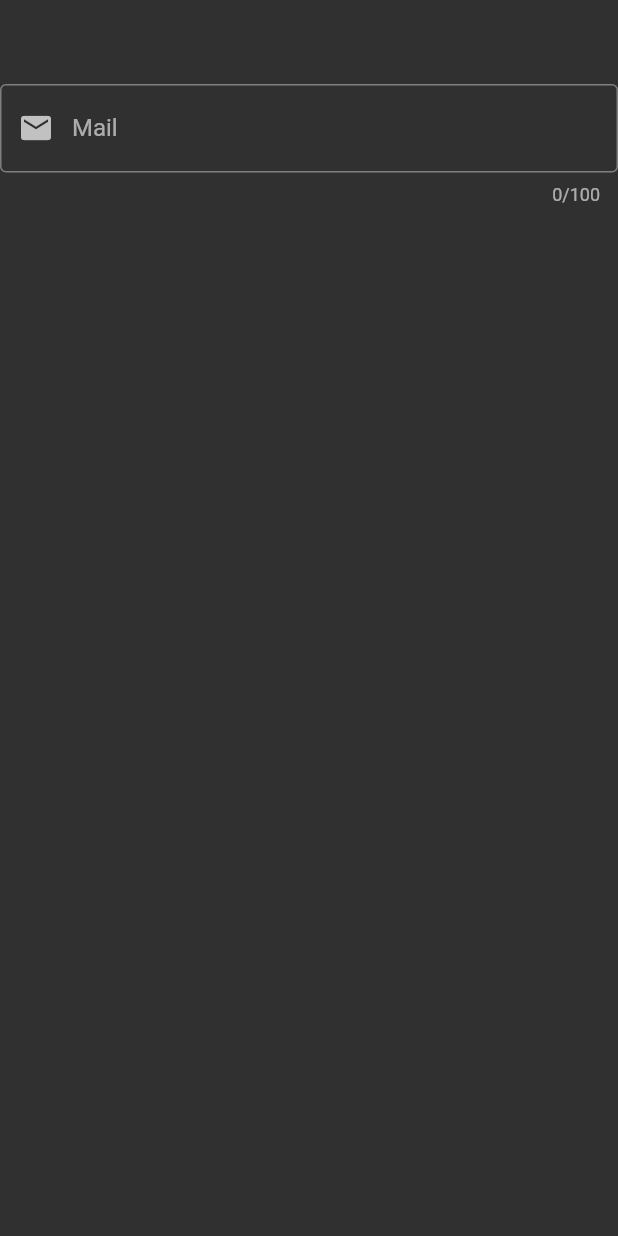
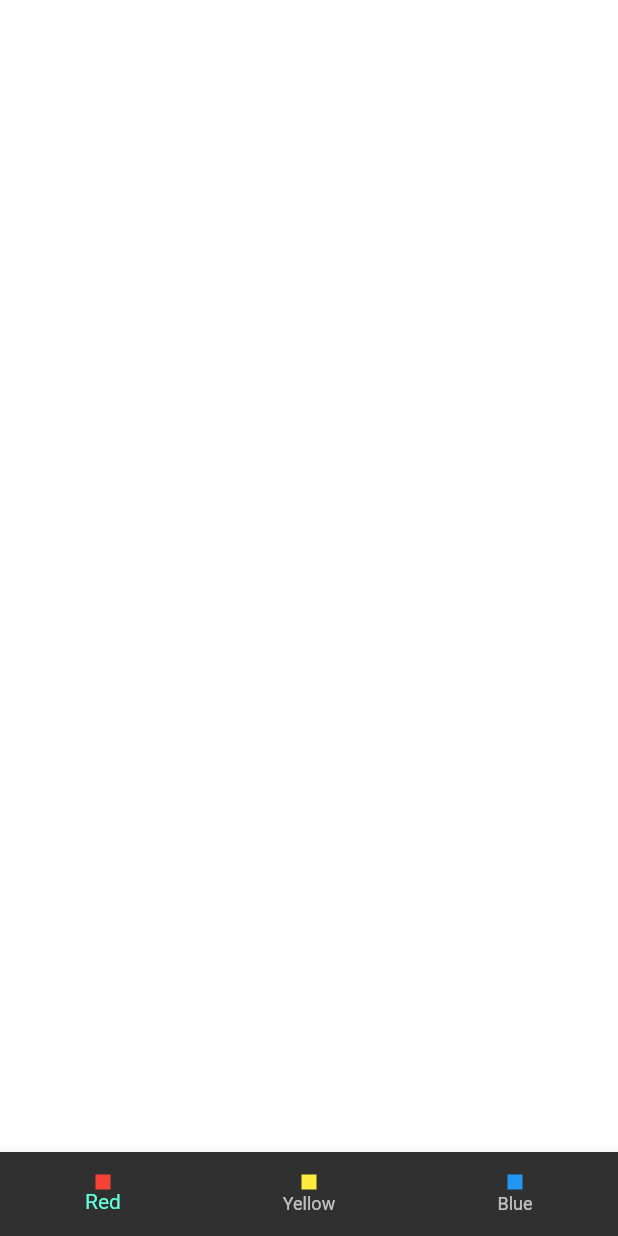
Before and after one commit to batucoban/flutter_ilk_deneme, a Flutter app: the screen it shows after launch, on a phone screen of 412 x 824 dp. Run offline on Flutter 3.47's test engine with Material 2 defaults, Android fonts, the phone set to English and light mode, and no system bars.

Commit message:
color view sayfası
renk değiştirme işlemleri

```diff
--- /dev/null
+++ b/lib/01/color_demos_view.dart
@@ -0,0 +1,74 @@
+import 'package:flutter/material.dart';
+
+class ColorDemos extends StatefulWidget {
+  const ColorDemos({super.key});
+
+  @override
+  State<ColorDemos> createState() => _ColorDemosState();
+}
+
+class _ColorDemosState extends State<ColorDemos> {
+
+  //var _MyColors2 = [Colors.red, Colors.yellow, Colors.blue];
+  Color? _backgroundColor = Colors.transparent;
+
+  void changeBackgroundColor(Color color){
+    setState(() {
+      _backgroundColor = color;
+    });
+  }
+
+  @override
+  Widget build(BuildContext context) {
+    return Scaffold(
+      backgroundColor: _backgroundColor,
+      bottomNavigationBar: BottomNavigationBar(
+        onTap: _colorOnTap,
+        items: const [
+        BottomNavigationBarItem(
+          icon: _ColorContainer(color: Colors.red),
+          label: 'Red'
+          ),
+        BottomNavigationBarItem(
+          icon: _ColorContainer(color: Colors.yellow),
+          label: 'Yellow'
+          ),
+          BottomNavigationBarItem(
+          icon: _ColorContainer(color: Colors.blue),
+          label: 'Blue'
+          ),
+      ]),
+    );
+  }
+
+  void _colorOnTap(int value) {
+        if(value == _MyColors.red.index){
+          changeBackgroundColor(Colors.red);
+        }
+        else if(value == _MyColors.yellow.index){
+          changeBackgroundColor(Colors.yellow);
+        }
+        else if(value == _MyColors.blue.index){
+          changeBackgroundColor(Colors.blue);
+        }
+      }
+}
+
+enum _MyColors {red, yellow, blue}
+
+
+class _ColorContainer extends StatelessWidget {
+  const _ColorContainer({
+    super.key, required this.color
+  });
+  final Color color;
+
+  @override
+  Widget build(BuildContext context) {
+    return Container(
+    color: color,
+    width: 10,
+    height: 10,
+    );
+  }
+}
--- a/lib/main.dart
+++ b/lib/main.dart
@@ -1,43 +1,8 @@
 import 'package:flutter/material.dart';
 import 'package:flutter/services.dart';
 
-// ignore: unused_import
-import '01/app_bar.dart';
-// ignore: unused_import
-import '01/button_deneme.dart';
-// ignore: unused_import
-import '01/card_deneme.dart';
-// ignore: unused_import
-import '01/color_deneme.dart';
-// ignore: unused_import
-import '01/column_row.dart';
-// ignore: unused_import
-import '01/container_sized.dart';
-// ignore: unused_import
-import '01/costom_widget.dart';
-// ignore: unused_import
-import '01/first_scene.dart';
-// ignore: unused_import
-import '01/icon_deneme.dart';
-// ignore: unused_import
-import '01/image_deneme.dart';
-// ignore: unused_import
-import '01/indicator_deneme.dart';
-// ignore: unused_import
-import '01/list_tile_deneme.dart';
-// ignore: unused_import
-import '01/padding_deneme.dart';
-// ignore: unused_import
-import '01/page_view.dart';
-// ignore: unused_import
-import '01/scaffold_deneme.dart';
-// ignore: unused_import
-import '01/stack_demo.dart';
-// ignore: unused_import
-import '01/stateful_life_cycle.dart';
-// ignore: unused_import
-import '01/text_deneme.dart';
-import '01/text_field.dart';
+import '01/color_demos_view.dart';
+
 
 void main() {
   runApp(const MyApp());
@@ -62,7 +27,7 @@
           elevation: 0
         )
       ),
-      home: const TextFieldDeneme(),
+      home: const ColorDemos(),
     );
   }
 }
```
